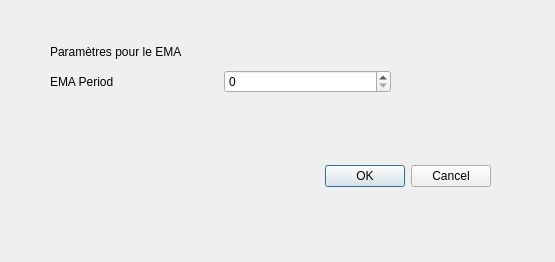
Above: source/TradingSimulator/addindicateurdialog.ui from VSahanaa/LO21_TrandingSimulator before the change. Below: the same form after it.
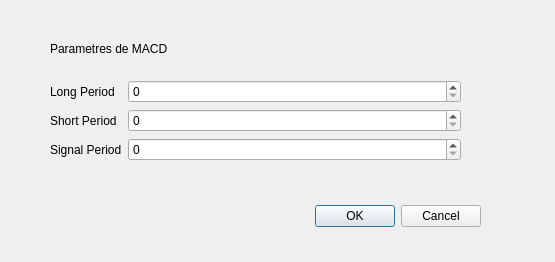
That is the form after the change. The open tabs and pages were chosen to show the change.

Commit message: add Indicateur dialog

Diff of the .ui file:
```diff
--- a/source/TradingSimulator/addindicateurdialog.ui
+++ b/source/TradingSimulator/addindicateurdialog.ui
@@ -48,7 +48,7 @@
        <height>121</height>
       </rect>
      </property>
-     <widget class="QWidget" name="">
+     <widget class="QWidget" name="layoutWidget">
       <property name="geometry">
        <rect>
         <x>30</x>
@@ -166,6 +166,79 @@
      </widget>
     </widget>
    </widget>
+   <widget class="QWidget" name="MACD">
+    <widget class="QLabel" name="label_5">
+     <property name="geometry">
+      <rect>
+       <x>50</x>
+       <y>40</y>
+       <width>171</width>
+       <height>17</height>
+      </rect>
+     </property>
+     <property name="text">
+      <string>Parametres de MACD</string>
+     </property>
+    </widget>
+    <widget class="QDialogButtonBox" name="buttonBox_3">
+     <property name="geometry">
+      <rect>
+       <x>140</x>
+       <y>200</y>
+       <width>341</width>
+       <height>32</height>
+      </rect>
+     </property>
+     <property name="orientation">
+      <enum>Qt::Horizontal</enum>
+     </property>
+     <property name="standardButtons">
+      <set>QDialogButtonBox::Cancel|QDialogButtonBox::Ok</set>
+     </property>
+    </widget>
+    <widget class="QWidget" name="layoutWidget">
+     <property name="geometry">
+      <rect>
+       <x>50</x>
+       <y>80</y>
+       <width>411</width>
+       <height>92</height>
+      </rect>
+     </property>
+     <layout class="QFormLayout" name="formLayout">
+      <item row="0" column="0">
+       <widget class="QLabel" name="label_2">
+        <property name="text">
+         <string>Long Period</string>
+        </property>
+       </widget>
+      </item>
+      <item row="0" column="1">
+       <widget class="QSpinBox" name="pickLongPeriod"/>
+      </item>
+      <item row="1" column="0">
+       <widget class="QLabel" name="label_3">
+        <property name="text">
+         <string>Short Period</string>
+        </property>
+       </widget>
+      </item>
+      <item row="1" column="1">
+       <widget class="QSpinBox" name="pickShortPeriod"/>
+      </item>
+      <item row="2" column="0">
+       <widget class="QLabel" name="label_4">
+        <property name="text">
+         <string>Signal Period</string>
+        </property>
+       </widget>
+      </item>
+      <item row="2" column="1">
+       <widget class="QSpinBox" name="pickSignalPeriod"/>
+      </item>
+     </layout>
+    </widget>
+   </widget>
   </widget>
  </widget>
  <resources/>
```
Left out of the diff: 66 changed lines with no effect on the pictures. The commit also changes 8 other files.
